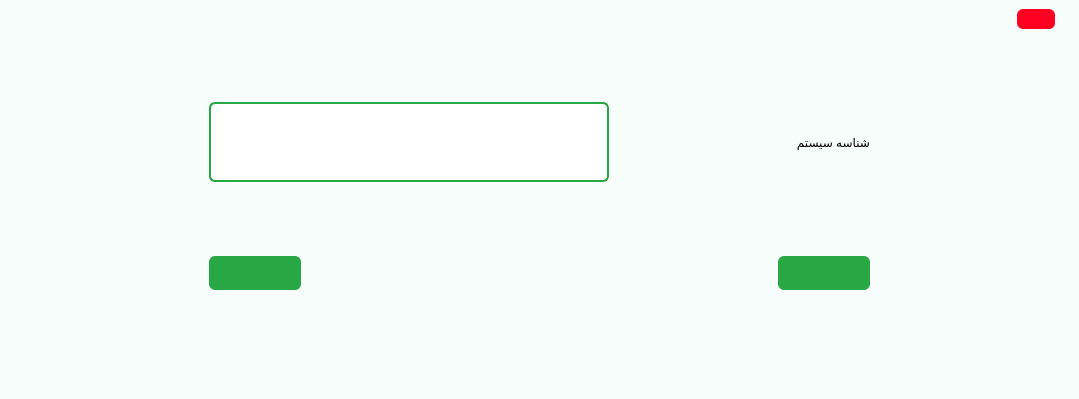
First picture: the form in setup.ui, repository Farazist/raspberrypi-app, before the edit.
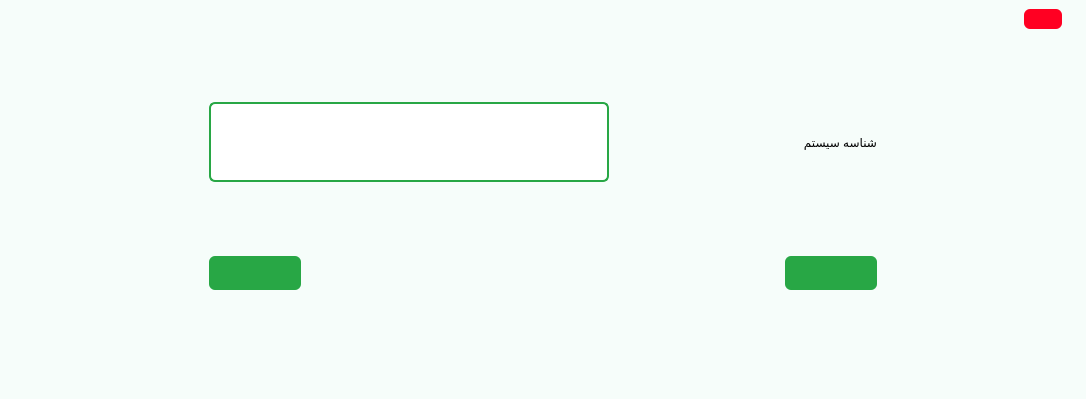
Second picture: the form after the edit. Icons and pictures are not drawn.

The edit to the form file:
```diff
--- a/setup.ui
+++ b/setup.ui
@@ -9,7 +9,7 @@
    <rect>
     <x>0</x>
     <y>0</y>
-    <width>1079</width>
+    <width>1086</width>
     <height>399</height>
    </rect>
   </property>
```
Left out of the diff: 2 changed lines with no effect on the pictures.
